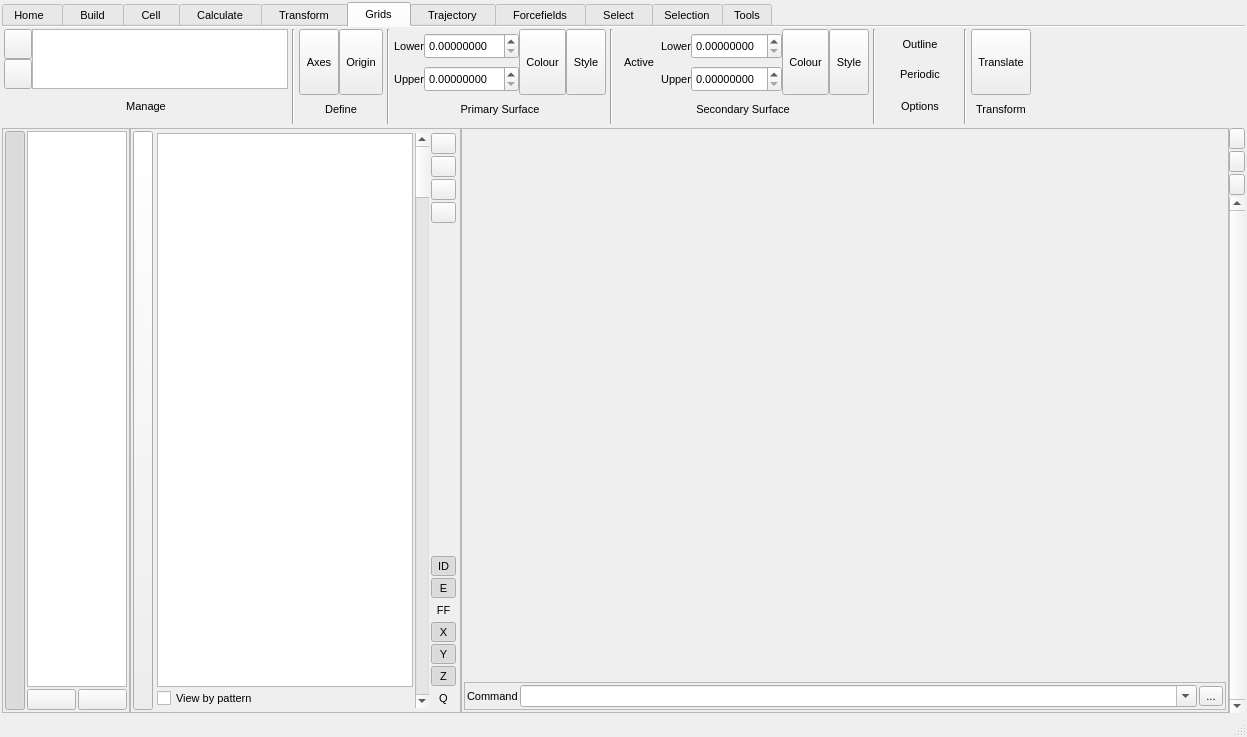
Above: src/gui/mainwindow.ui from trisyoungs/aten before the change. Below: the same form after it.
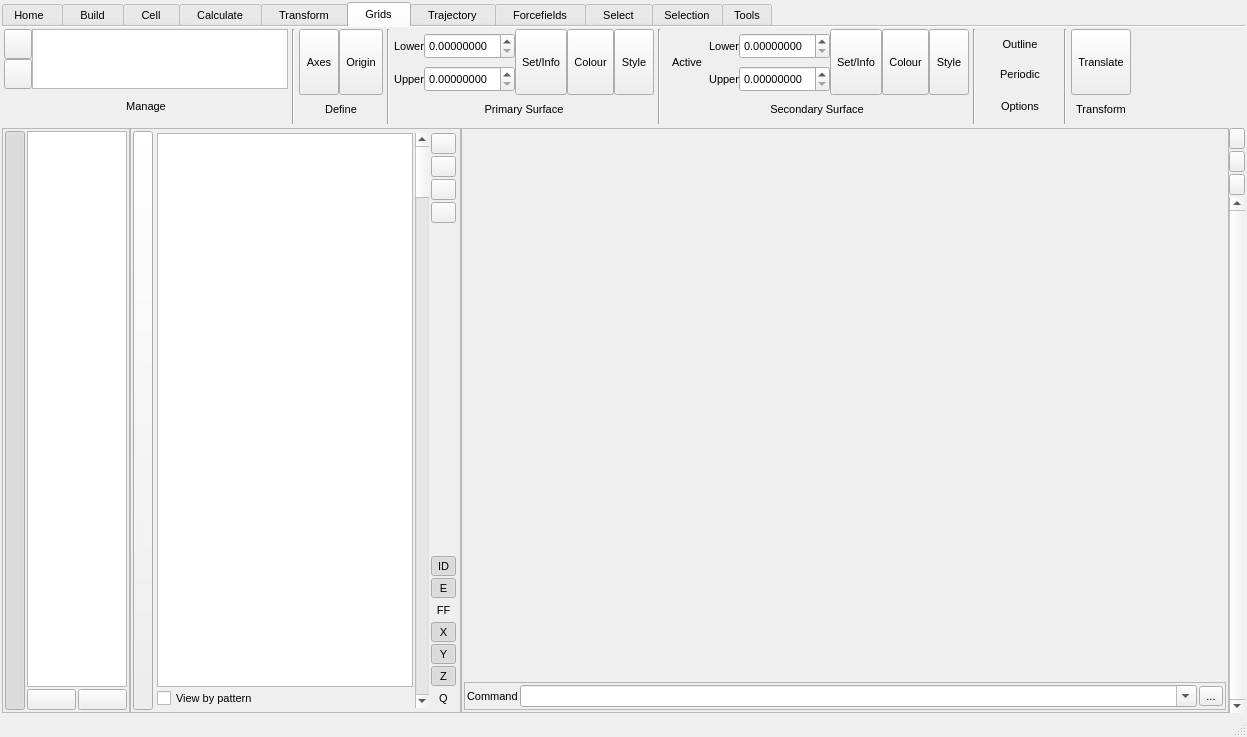
That is the form after the change. The open tabs and pages were chosen to show the change. Icons and pictures are not drawn. Custom widgets are drawn as their Qt base class.

Commit message: Partial implementation of GridSetPopup to allow more control over setting of grid cutoff values.

Patch:
```diff
--- a/src/gui/mainwindow.ui
+++ b/src/gui/mainwindow.ui
@@ -4914,7 +4914,7 @@
             </property>
            </widget>
           </item>
-          <item row="0" column="2" rowspan="2">
+          <item row="0" column="4" rowspan="2">
            <widget class="TMenuButton" name="GridsPrimaryColourButton">
             <property name="sizePolicy">
              <sizepolicy hsizetype="Preferred" vsizetype="Fixed">
@@ -4968,7 +4968,7 @@
             </property>
            </widget>
           </item>
-          <item row="0" column="3" rowspan="2">
+          <item row="0" column="5" rowspan="2">
            <widget class="TMenuButton" name="GridsPrimaryStyleButton">
             <property name="sizePolicy">
              <sizepolicy hsizetype="Preferred" vsizetype="Fixed">
@@ -5057,7 +5057,7 @@
             </property>
            </widget>
           </item>
-          <item row="2" column="0" colspan="4">
+          <item row="2" column="0" colspan="6">
            <widget class="QLabel" name="label_20">
             <property name="text">
              <string>Primary Surface</string>
@@ -5067,6 +5067,60 @@
             </property>
            </widget>
           </item>
+          <item row="0" column="3" rowspan="2">
+           <widget class="TMenuButton" name="GridsPrimarySetButton">
+            <property name="sizePolicy">
+             <sizepolicy hsizetype="Preferred" vsizetype="Fixed">
+              <horstretch>0</horstretch>
+              <verstretch>0</verstretch>
+             </sizepolicy>
+            </property>
+            <property name="minimumSize">
+             <size>
+              <width>40</width>
+              <height>66</height>
+             </size>
+            </property>
+            <property name="maximumSize">
+             <size>
+              <width>128</width>
+              <height>66</height>
+             </size>
+            </property>
+            <property name="font">
+             <font>
+              <pointsize>8</pointsize>
+             </font>
+            </property>
+            <property name="toolTip">
+             <string>View / set cutoff values</string>
+            </property>
+            <property name="text">
+             <string>Set/Info</string>
+            </property>
+            <property name="iconSize">
+             <size>
+              <width>30</width>
+              <height>30</height>
+             </size>
+            </property>
+            <property name="checkable">
+             <bool>false</bool>
+            </property>
+            <property name="checked">
+             <bool>false</bool>
+            </property>
+            <property name="autoExclusive">
+             <bool>false</bool>
+            </property>
+            <property name="toolButtonStyle">
+             <enum>Qt::ToolButtonTextUnderIcon</enum>
+            </property>
+            <property name="autoRaise">
+             <bool>false</bool>
+            </property>
+           </widget>
+          </item>
          </layout>
         </item>
         <item>
@@ -5113,7 +5167,7 @@
             </property>
            </widget>
           </item>
-          <item row="0" column="3" rowspan="2">
+          <item row="0" column="4" rowspan="2">
            <widget class="TMenuButton" name="GridsSecondaryColourButton">
             <property name="sizePolicy">
              <sizepolicy hsizetype="Preferred" vsizetype="Fixed">
@@ -5177,7 +5231,7 @@
             </property>
            </widget>
           </item>
-          <item row="0" column="4" rowspan="2">
+          <item row="0" column="5" rowspan="2">
            <widget class="TMenuButton" name="GridsSecondaryStyleButton">
             <property name="sizePolicy">
              <sizepolicy hsizetype="Preferred" vsizetype="Fixed">
@@ -5315,7 +5369,7 @@
             </property>
            </widget>
           </item>
-          <item row="2" column="0" colspan="5">
+          <item row="2" column="0" colspan="6">
            <widget class="QLabel" name="label_33">
             <property name="text">
              <string>Secondary Surface</string>
@@ -5325,6 +5379,60 @@
             </property>
            </widget>
           </item>
+          <item row="0" column="3" rowspan="2">
+           <widget class="TMenuButton" name="GridsSecondarySetButton">
+            <property name="sizePolicy">
+             <sizepolicy hsizetype="Preferred" vsizetype="Fixed">
+              <horstretch>0</horstretch>
+              <verstretch>0</verstretch>
+             </sizepolicy>
+            </property>
+            <property name="minimumSize">
+             <size>
+              <width>40</width>
+              <height>66</height>
+             </size>
+            </property>
+            <property name="maximumSize">
+             <size>
+              <width>128</width>
+              <height>66</height>
+             </size>
+            </property>
+            <property name="font">
+             <font>
+              <pointsize>8</pointsize>
+             </font>
+            </property>
+            <property name="toolTip">
+             <string>View / set cutoff values</string>
+            </property>
+            <property name="text">
+             <string>Set/Info</string>
+            </property>
+            <property name="iconSize">
+             <size>
+              <width>30</width>
+              <height>30</height>
+             </size>
+            </property>
+            <property name="checkable">
+             <bool>false</bool>
+            </property>
+            <property name="checked">
+             <bool>false</bool>
+            </property>
+            <property name="autoExclusive">
+             <bool>false</bool>
+            </property>
+            <property name="toolButtonStyle">
+             <enum>Qt::ToolButtonTextUnderIcon</enum>
+            </property>
+            <property name="autoRaise">
+             <bool>false</bool>
+            </property>
+           </widget>
+          </item>
          </layout>
         </item>
         <item>
```
Left out of the diff: 2 changed lines with no effect on the pictures. The commit also changes 13 other files.
